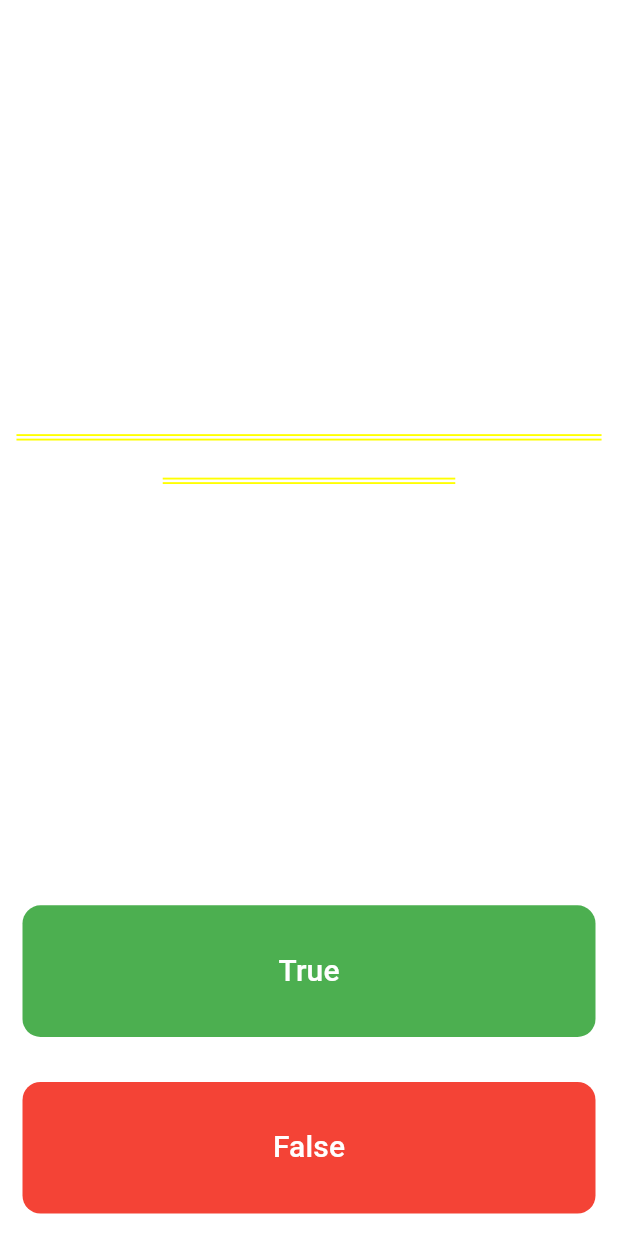
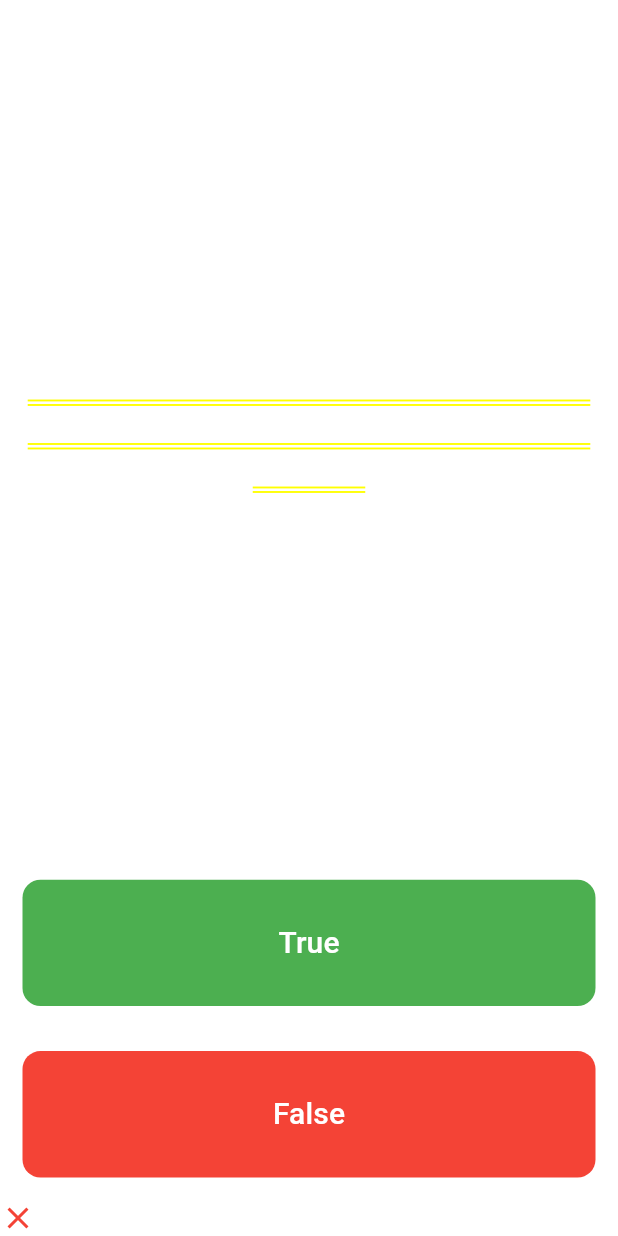
Before and after one commit to pranaypatel512/flutter_quizzler, a Flutter app: the screen it shows after launch, after a tap on "True", on a phone screen of 412 x 824 dp. Run offline on Flutter 3.47's test engine with Material 2 defaults, Android fonts, the phone set to English and light mode, and no system bars.

Commit message:
questions and answer using seperate list

```diff
--- a/lib/main.dart
+++ b/lib/main.dart
@@ -1,3 +1,5 @@
+import 'dart:math';
+
 import 'package:flutter/material.dart';
 
 void main() {
@@ -44,19 +46,27 @@
 }
 
 class _QuizPageState extends State<QuizPage> {
+  List<Icon> scoreKeper = [];
+  List<String> questions = [
+    'You can lead a cow down stairs but not up stairs.',
+    'Approximately one quarter of human bones are in the feet.',
+    'A slug\'s blood is green.'
+  ];
+  List<bool> answers = [false, true, false];
+  int index = 0;
   @override
   Widget build(BuildContext context) {
     return Column(
       mainAxisAlignment: MainAxisAlignment.spaceBetween,
       crossAxisAlignment: CrossAxisAlignment.stretch,
       children: <Widget>[
-        const Expanded(
+        Expanded(
           flex: 5,
           child: Padding(
             padding: EdgeInsets.all(10.0),
             child: Center(
               child: Text(
-                'This is where the question text will go.',
+                questions[index],
                 textAlign: TextAlign.center,
                 style: TextStyle(
                   fontSize: 25.0,
@@ -83,7 +93,24 @@
                 ),
               ),
               onPressed: () {
-                //The user picked true.
+                setState(() {
+                  if (answers[index] == true) {
+                    scoreKeper.add(Icon(
+                      Icons.check,
+                      color: Colors.green,
+                    ));
+                  } else {
+                    scoreKeper.add(Icon(
+                      Icons.close,
+                      color: Colors.red,
+                    ));
+                  }
+                  if (index < questions.length - 1) {
+                    index++;
+                  } else {
+                    index = 0;
+                  }
+                });
               },
             ),
           ),
@@ -105,11 +132,31 @@
                 ),
               ),
               onPressed: () {
-                //The user picked true.
+                setState(() {
+                  if (answers[index] == false) {
+                    scoreKeper.add(Icon(
+                      Icons.check,
+                      color: Colors.green,
+                    ));
+                  } else {
+                    scoreKeper.add(Icon(
+                      Icons.close,
+                      color: Colors.red,
+                    ));
+                  }
+                  if (index < questions.length - 1) {
+                    index++;
+                  } else {
+                    index = 0;
+                  }
+                });
               },
             ),
           ),
-        ), //TODO: Add a Row here as your score keeper
+        ),
+        Row(
+          children: scoreKeper,
+        )
       ],
     );
   }
```
